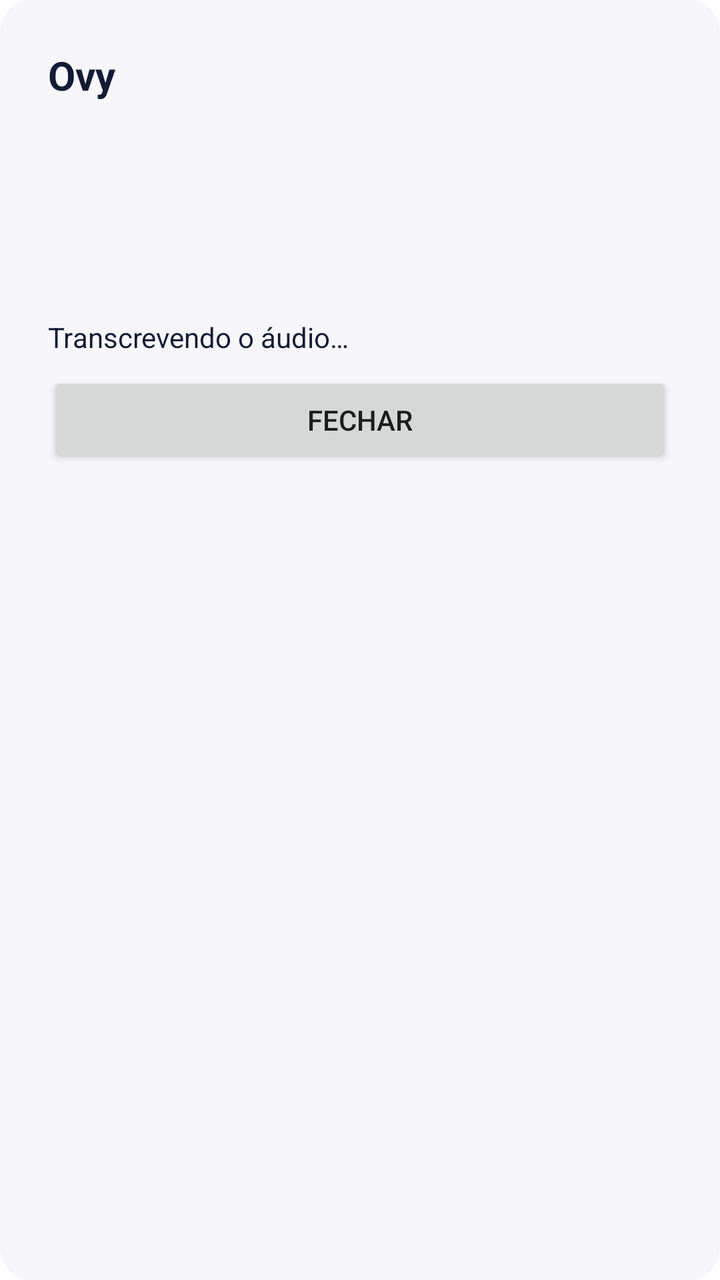
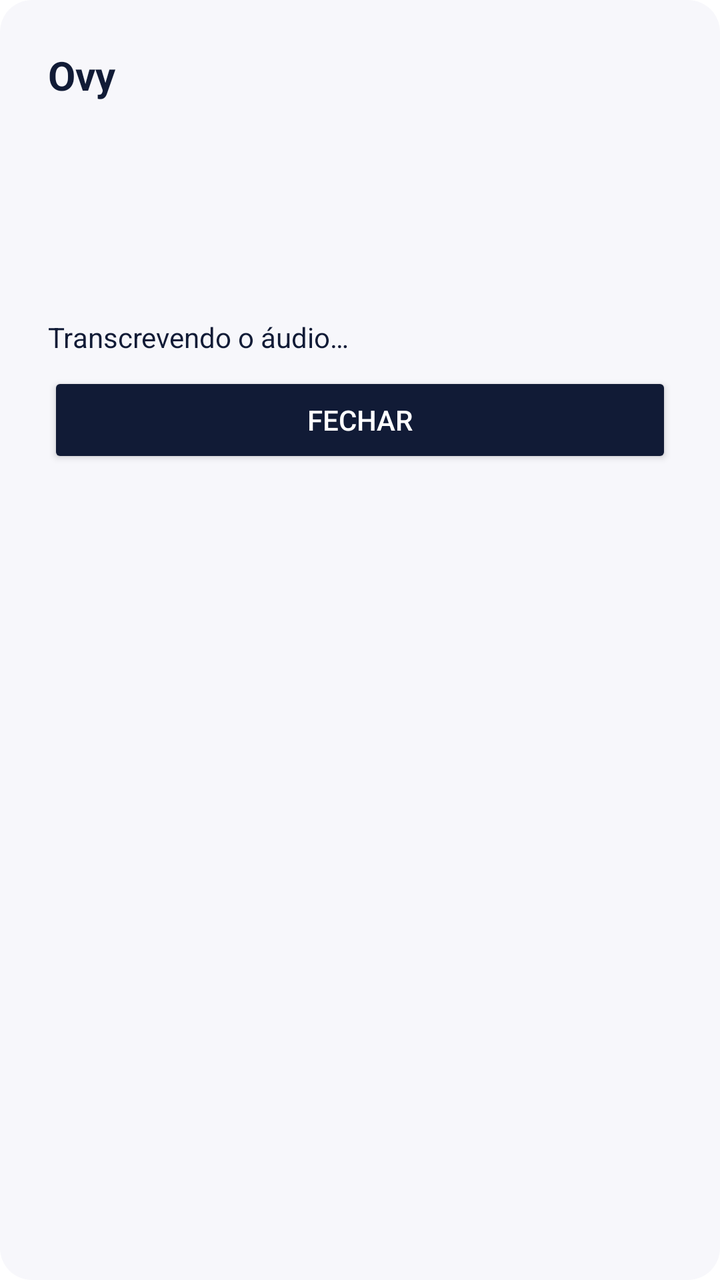

The first picture is an Android layout as it rendered before a commit; the second is the same layout after the commit. The layout source and the unified diff follow.
<!-- AndroidManifest.xml: application theme Theme.Ovy -->
<!-- res/layout/activity_share_result.xml -->
<?xml version="1.0" encoding="utf-8"?>
<ScrollView xmlns:android="http://schemas.android.com/apk/res/android"
    android:layout_width="match_parent"
    android:layout_height="wrap_content"
    android:fillViewport="true">

    <LinearLayout
        android:layout_width="match_parent"
        android:layout_height="wrap_content"
        android:orientation="vertical"
        android:padding="24dp"
        android:background="@drawable/dialog_card_background">

        <TextView
            android:layout_width="wrap_content"
            android:layout_height="wrap_content"
            android:text="Ovy"
            android:textSize="20sp"
            android:textStyle="bold"
            android:textColor="@color/ovy_navy"
            android:layout_marginBottom="16dp" />

        <ProgressBar
            android:id="@+id/progressBar"
            style="?android:attr/progressBarStyleLarge"
            android:layout_width="wrap_content"
            android:layout_height="wrap_content"
            android:layout_gravity="center_horizontal"
            android:layout_marginBottom="16dp" />

        <TextView
            android:id="@+id/statusText"
            android:layout_width="match_parent"
            android:layout_height="wrap_content"
            android:textSize="14sp"
            android:textColor="@color/ovy_navy"
            android:text="Transcrevendo o áudio…" />

        <TextView
            android:id="@+id/resultText"
            android:layout_width="match_parent"
            android:layout_height="wrap_content"
            android:layout_marginTop="16dp"
            android:textSize="15sp"
            android:textColor="@color/ovy_navy"
            android:textIsSelectable="true"
            android:visibility="gone" />

        <Button
            android:id="@+id/copyButton"
            android:layout_width="match_parent"
            android:layout_height="wrap_content"
            android:layout_marginTop="16dp"
            android:backgroundTint="@color/ovy_navy"
            android:textColor="@color/white"
            android:text="Copiar texto"
            android:visibility="gone" />

        <Button
            android:id="@+id/openButton"
            android:layout_width="match_parent"
            android:layout_height="wrap_content"
            android:layout_marginTop="8dp"
            android:text="Abrir no Ovy"
            android:visibility="gone" />

        <Button
            android:id="@+id/closeButton"
            android:layout_width="match_parent"
            android:layout_height="wrap_content"
            android:layout_marginTop="8dp"
            android:text="Fechar" />

    </LinearLayout>
</ScrollView>
<!-- resources referenced by this layout -->
<resources>
  <color name="ovy_navy">#111B36</color>
  <color name="white">#FFFFFF</color>
  <!-- drawable dialog_card_background (drawable) -->
  <?xml version="1.0" encoding="utf-8"?>
  <shape xmlns:android="http://schemas.android.com/apk/res/android" android:shape="rectangle">
      <solid android:color="@color/ovy_surface" />
      <corners android:radius="16dp" />
  </shape>
  <style name="Theme.Ovy" parent="Theme.MaterialComponents.DayNight.NoActionBar">
          <item name="colorPrimary">@color/ovy_navy</item>
          <item name="colorPrimaryVariant">@color/ovy_navy</item>
          <item name="colorOnPrimary">@color/white</item>
          <item name="colorSecondary">@color/ovy_violet</item>
          <item name="colorSecondaryVariant">@color/ovy_violet</item>
      </style>
  <color name="ovy_surface">#F7F7FB</color>
  <color name="ovy_violet">#8B5CF6</color>
</resources>

<!-- the commit's change to res/layout/activity_share_result.xml (unified diff, before → after) -->
@@ -61,6 +61,8 @@
             android:layout_width="match_parent"
             android:layout_height="wrap_content"
             android:layout_marginTop="8dp"
+            android:backgroundTint="@color/ovy_navy"
+            android:textColor="@color/white"
             android:text="Abrir no Ovy"
             android:visibility="gone" />
 
@@ -69,6 +71,8 @@
             android:layout_width="match_parent"
             android:layout_height="wrap_content"
             android:layout_marginTop="8dp"
+            android:backgroundTint="@color/ovy_navy"
+            android:textColor="@color/white"
             android:text="Fechar" />
 
     </LinearLayout>
